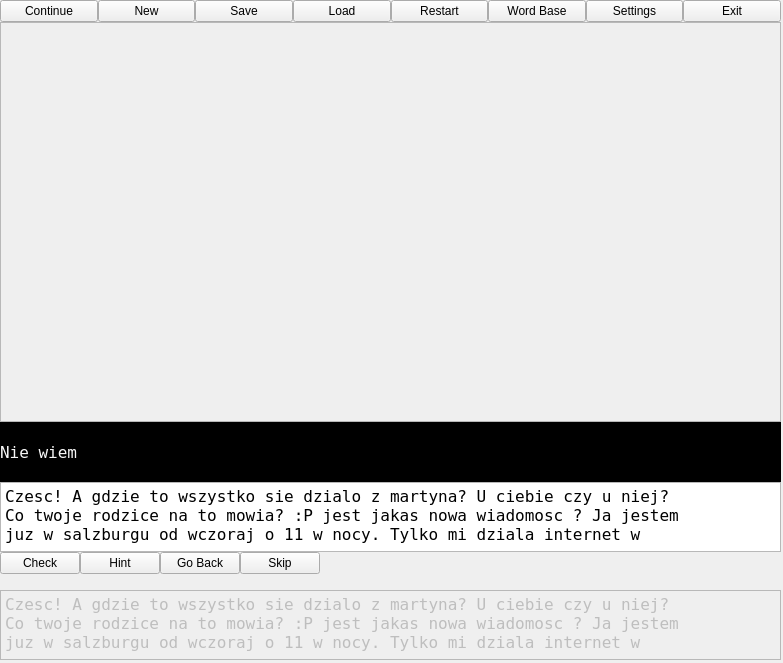
This is subteacherwindow.ui in SecuFather/subteacher as Qt 5 draws it before an edit. The edited form follows.
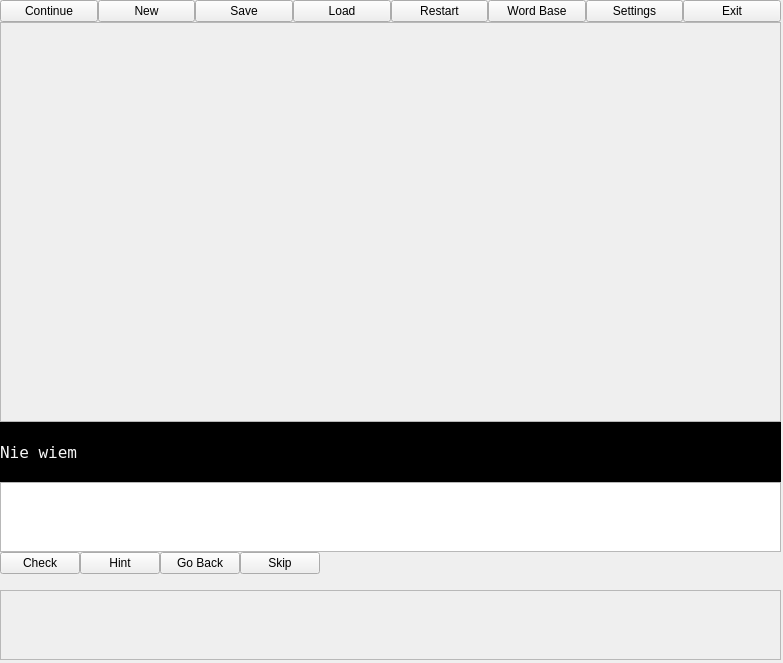
This is the edited form.

What changed in the file:
```diff
--- a/subteacherwindow.ui
+++ b/subteacherwindow.ui
@@ -163,9 +163,7 @@
 &lt;html&gt;&lt;head&gt;&lt;meta name=&quot;qrichtext&quot; content=&quot;1&quot; /&gt;&lt;style type=&quot;text/css&quot;&gt;
 p, li { white-space: pre-wrap; }
 &lt;/style&gt;&lt;/head&gt;&lt;body style=&quot; font-family:'Andale Mono'; font-size:12pt; font-weight:400; font-style:normal;&quot;&gt;
-&lt;p style=&quot; margin-top:0px; margin-bottom:0px; margin-left:0px; margin-right:0px; -qt-block-indent:0; text-indent:0px;&quot;&gt;Czesc! A gdzie to wszystko sie dzialo z martyna? U ciebie czy u niej?&lt;/p&gt;
-&lt;p style=&quot; margin-top:0px; margin-bottom:0px; margin-left:0px; margin-right:0px; -qt-block-indent:0; text-indent:0px;&quot;&gt;Co twoje rodzice na to mowia? :P jest jakas nowa wiadomosc ? Ja jestem&lt;/p&gt;
-&lt;p style=&quot; margin-top:0px; margin-bottom:0px; margin-left:0px; margin-right:0px; -qt-block-indent:0; text-indent:0px;&quot;&gt;juz w salzburgu od wczoraj o 11 w nocy. Tylko mi dziala internet w&lt;/p&gt;&lt;/body&gt;&lt;/html&gt;</string>
+&lt;p style=&quot;-qt-paragraph-type:empty; margin-top:0px; margin-bottom:0px; margin-left:0px; margin-right:0px; -qt-block-indent:0; text-indent:0px;&quot;&gt;&lt;/p&gt;&lt;/body&gt;&lt;/html&gt;</string>
        </property>
       </widget>
      </item>
@@ -264,9 +262,7 @@
 &lt;html&gt;&lt;head&gt;&lt;meta name=&quot;qrichtext&quot; content=&quot;1&quot; /&gt;&lt;style type=&quot;text/css&quot;&gt;
 p, li { white-space: pre-wrap; }
 &lt;/style&gt;&lt;/head&gt;&lt;body style=&quot; font-family:'Andale Mono'; font-size:12pt; font-weight:400; font-style:normal;&quot;&gt;
-&lt;p style=&quot; margin-top:0px; margin-bottom:0px; margin-left:0px; margin-right:0px; -qt-block-indent:0; text-indent:0px;&quot;&gt;Czesc! A gdzie to wszystko sie dzialo z martyna? U ciebie czy u niej?&lt;/p&gt;
-&lt;p style=&quot; margin-top:0px; margin-bottom:0px; margin-left:0px; margin-right:0px; -qt-block-indent:0; text-indent:0px;&quot;&gt;Co twoje rodzice na to mowia? :P jest jakas nowa wiadomosc ? Ja jestem&lt;/p&gt;
-&lt;p style=&quot; margin-top:0px; margin-bottom:0px; margin-left:0px; margin-right:0px; -qt-block-indent:0; text-indent:0px;&quot;&gt;juz w salzburgu od wczoraj o 11 w nocy. Tylko mi dziala internet w&lt;/p&gt;&lt;/body&gt;&lt;/html&gt;</string>
+&lt;p style=&quot;-qt-paragraph-type:empty; margin-top:0px; margin-bottom:0px; margin-left:0px; margin-right:0px; -qt-block-indent:0; text-indent:0px;&quot;&gt;&lt;/p&gt;&lt;/body&gt;&lt;/html&gt;</string>
        </property>
       </widget>
      </item>
```
